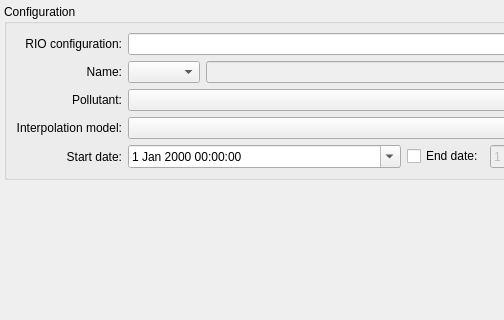
First picture: the form in src/ui/mappingview.ui, repository VITObelgium/cpp-infra, before the edit; both pictures show x 0 to 504 and y 0 to 320 of the 962 by 466 pixel window.
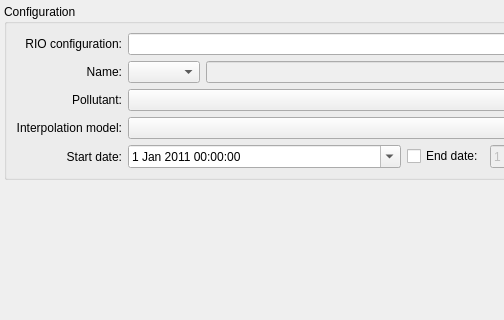
Second picture: the form after the edit. Custom widgets are drawn as their Qt base class.

```diff
--- a/src/ui/mappingview.ui
+++ b/src/ui/mappingview.ui
@@ -230,6 +230,13 @@
               <verstretch>0</verstretch>
              </sizepolicy>
             </property>
+            <property name="date">
+             <date>
+              <year>2011</year>
+              <month>1</month>
+              <day>1</day>
+             </date>
+            </property>
             <property name="calendarPopup">
              <bool>true</bool>
             </property>
```
